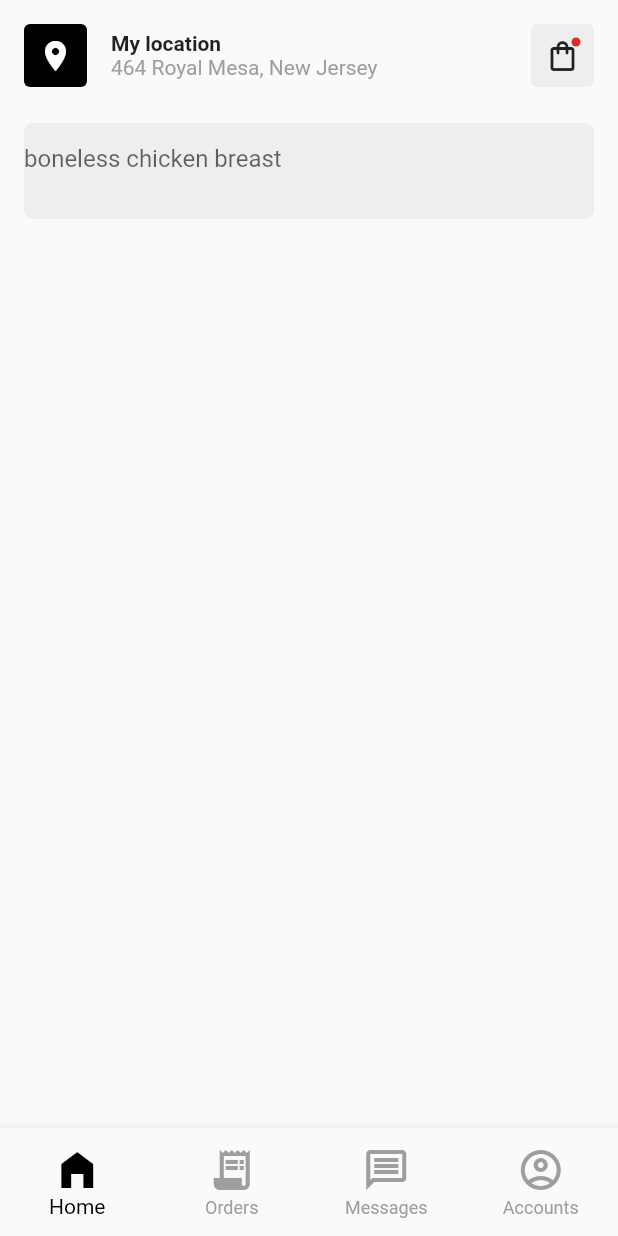
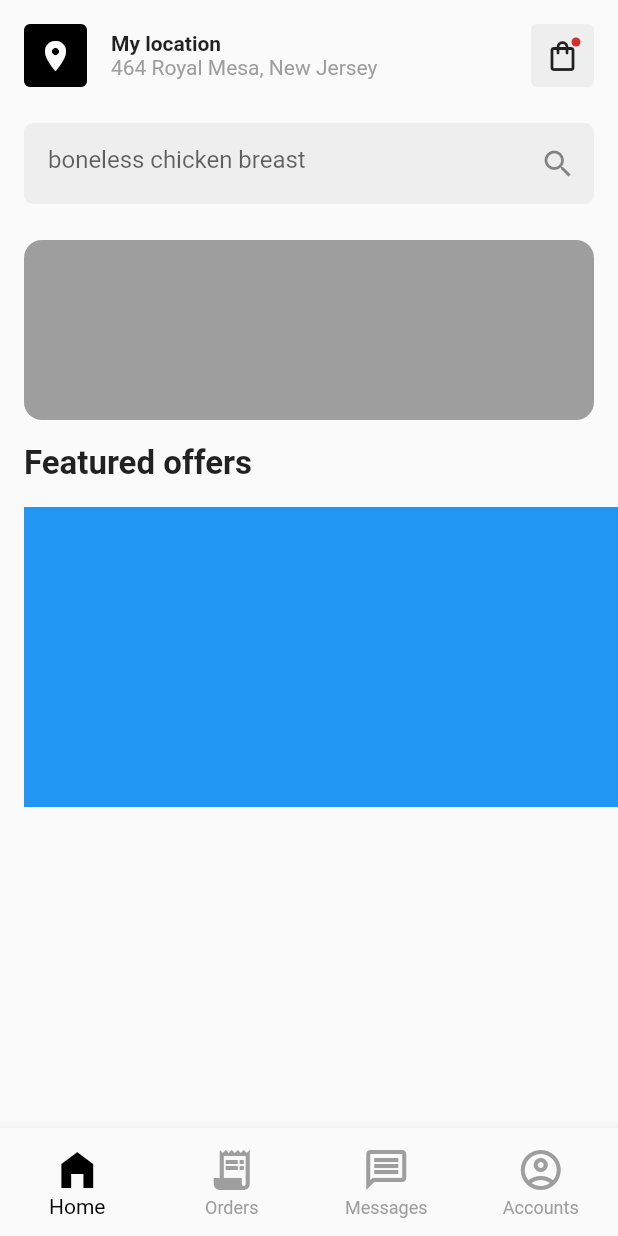
Before and after one commit to JAICHANGPARK/flutter_notebook_chapter_24, a Flutter app: the OrderingMainPage screen opened directly, on a phone screen of 412 x 824 dp. Run offline on Flutter 3.47's test engine with Material 2 defaults, Android fonts, the phone set to English and light mode, and no system bars; our stand-ins replace flutter_riverpod, freezed_annotation, ionicons, percent_indicator; missing offline and left inert: crypto_font_icons; network calls fail.

Commit message:
Update ordering_home_page.dart

```diff
--- a/lib/ep1389_ordering_app/view/ordering_home_page.dart
+++ b/lib/ep1389_ordering_app/view/ordering_home_page.dart
@@ -10,7 +10,9 @@ class OrderingHomePage extends StatefulWidget {
 class _OrderingHomePageState extends State<OrderingHomePage> {
   @override
   Widget build(BuildContext context) {
-    return Column(children: [
+    return Column(
+      crossAxisAlignment: CrossAxisAlignment.start,
+      children: [
         Padding(
           padding: const EdgeInsets.all(16.0),
           child: Row(
@@ -67,19 +69,60 @@ class _OrderingHomePageState extends State<OrderingHomePage> {
           ),
         ),
         Container(
-        height: 64,
-        margin: EdgeInsets.fromLTRB(16, 8, 16, 24),
+          height: 54,
+          margin: const EdgeInsets.fromLTRB(16, 8, 16, 24),
           decoration: BoxDecoration(
             color: Colors.grey[200],
             borderRadius: BorderRadius.circular(6),
           ),
+          padding: const EdgeInsets.only(left: 16),
+          child: const Center(
             child: TextField(
               decoration: InputDecoration(
                 hintText: "boneless chicken breast",
                 border: InputBorder.none,
+                suffixIcon: Icon(Icons.search),
               ),
             ),
+          ),
+        ),
+        Container(
+          height: 120,
+          margin: const EdgeInsets.symmetric(
+            horizontal: 16,
+          ),
+          decoration: BoxDecoration(
+            color: Colors.grey,
+            borderRadius: BorderRadius.circular(12),
+          ),
+        ),
+        const Padding(
+          padding: EdgeInsets.all(16.0),
+          child: Text(
+            "Featured offers",
+            style: TextStyle(
+              fontWeight: FontWeight.bold,
+              fontSize: 22,
+            ),
+          ),
+        ),
+        Container(
+          height: 200,
+          color: Colors.red,
+          margin: const EdgeInsets.only(left: 16),
+          child: ListView.builder(
+              scrollDirection: Axis.horizontal,
+              itemCount: 10,
+              itemBuilder: (context, index) {
+                return Container(
+                  width: 200,
+                  decoration: const BoxDecoration(
+                    color: Colors.blue,
+                  ),
+                );
+              }),
         )
-    ]);
+      ],
+    );
   }
 }
```
Lines whose indentation alone changed are shown as unchanged.
